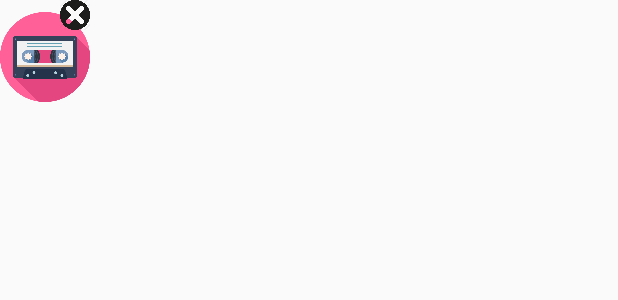
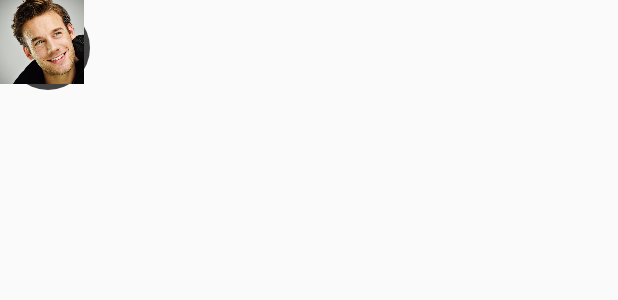
Before and after one commit to mdgspace/flasto, an Android app: the layout layout_floating.xml on its own in the app's theme, with its tools: preview values and no code run, on a phone screen of 412 x 824 dp. Shown: the top 300 px of the screen. Run offline under Robolectric (Android 15) with nearby library versions, the phone set to English and light mode, and no system bars.

Commit message:
Associate views with their container classes

```diff
--- a/app/src/main/res/layout/sheet_view_layout.xml
+++ b/app/src/main/res/layout/sheet_view_layout.xml
@@ -7,10 +7,14 @@
         android:layout_height="wrap_content"
         android:text="Hello! World"
         android:textStyle="bold"
-        android:textSize="20dp"/>
+        android:layout_centerHorizontal="true"
+        android:textSize="20sp"/>
     <Button
         android:layout_width="match_parent"
         android:layout_height="wrap_content"
+        android:paddingLeft="20dp"
+        android:paddingRight="20dp"
+        android:text="@string/service_description"
         android:background="@color/colorPrimary"
         android:layout_centerInParent="true"/>
 </RelativeLayout>
--- a/floaters/build.gradle
+++ b/floaters/build.gradle
@@ -27,5 +27,6 @@ dependencies {
         exclude group: 'com.android.support', module: 'support-annotations'
     })
     compile 'com.android.support:appcompat-v7:25.3.1'
+    compile 'com.android.support:cardview-v7:25.3.1'
     testCompile 'junit:junit:4.12'
 }
--- a/floaters/src/main/java/com/mdg/droiders/floaters/CustomCircularFloatingView.java
+++ b/floaters/src/main/java/com/mdg/droiders/floaters/CustomCircularFloatingView.java
@@ -3,45 +3,49 @@ package com.mdg.droiders.floaters;
 
 import android.content.Context;
 import android.content.res.TypedArray;
+import android.graphics.Bitmap;
 import android.graphics.Canvas;
 import android.graphics.Color;
 import android.graphics.Paint;
+import android.graphics.PorterDuff;
+import android.graphics.PorterDuffXfermode;
+import android.graphics.Rect;
+import android.graphics.drawable.BitmapDrawable;
+import android.graphics.drawable.Drawable;
 import android.support.annotation.Nullable;
 import android.util.AttributeSet;
 
 public class CustomCircularFloatingView extends android.support.v7.widget.AppCompatImageView {
 
-    public static final int SIZE_NORMAL = 0;
-    public static final int SIZE_SMALL = 1;
+    public static final int SIZE_NORMAL = 0, TYPE_IMAGE = 0;
+    public static final int SIZE_SMALL = 1, TYPE_IMAGE_BUTTON = 1;
 
     private int colorNormal;
     private int colorPressed;
     private int colorRipple;
+    private Paint bMapPaint;
+    private Rect rect;
     private int floatingViewSize;
     private float floatingViewRadius;
     private Paint paint;
+    private int type;
+    private PorterDuffXfermode porterDuffXfermode;
 
     public CustomCircularFloatingView(Context context) {
         super(context);
         setupPaint();
-        getResources().getDrawable(R.drawable.default_pic);
-        this.setScaleType(ScaleType.CENTER_CROP);
     }
 
     public CustomCircularFloatingView(Context context, @Nullable AttributeSet attrs) {
         super(context, attrs);
         setupAttributes(attrs);
         setupPaint();
-        getResources().getDrawable(R.drawable.default_pic);
-        this.setScaleType(ScaleType.CENTER_CROP);
     }
 
     public CustomCircularFloatingView(Context context, AttributeSet attrs, int defStyleAttr) {
         super(context, attrs, defStyleAttr);
         setupAttributes(attrs);
         setupPaint();
-        getResources().getDrawable(R.drawable.default_pic);
-        this.setScaleType(ScaleType.CENTER_CROP);
     }
 
     @Override
@@ -49,7 +53,20 @@ public class CustomCircularFloatingView extends android.support.v7.widget.AppCom
         super.onDraw(canvas);
         float xCenter = canvas.getWidth() / 2.0f;
         float yCenter = canvas.getHeight() / 2.0f;
-        canvas.drawCircle(xCenter, yCenter, floatingViewRadius, paint);
+        if (type == TYPE_IMAGE_BUTTON) {// INCOMPLETE CODE
+            canvas.drawCircle(xCenter, yCenter, floatingViewRadius, paint);
+        } else {
+            Drawable drawable = getDrawable();
+            if (drawable == null)
+                drawable = getResources().getDrawable(R.drawable.default_pic, null);
+            Bitmap b = ((BitmapDrawable) drawable).getBitmap();
+            Bitmap scaledBitmap = createCenterCroppedBMap(b, getCircleSize());
+            Bitmap bitmap = scaledBitmap.copy(Bitmap.Config.ARGB_8888, true);
+            canvas.drawARGB(0, 0, 0, 0);
+            canvas.drawCircle(xCenter, yCenter, floatingViewRadius, bMapPaint);
+            bMapPaint.setXfermode(porterDuffXfermode);
+            canvas.drawBitmap(bitmap, rect, rect, bMapPaint);
+        }
     }
 
     @Override
@@ -81,6 +98,7 @@ public class CustomCircularFloatingView extends android.support.v7.widget.AppCom
             colorPressed = a.getColor(R.styleable.CustomCircularFloatingView_colorPressed, Color.BLACK);
             colorRipple = a.getColor(R.styleable.CustomCircularFloatingView_colorRipple, Color.BLACK);
             floatingViewSize = a.getInt(R.styleable.CustomCircularFloatingView_floatingViewSize, SIZE_NORMAL);
+            type = a.getInt(R.styleable.CustomCircularFloatingView_floatingViewType, TYPE_IMAGE);
         } finally {
             // TypedArray objects are shared and must be recycled.
             a.recycle();
@@ -128,9 +146,18 @@ public class CustomCircularFloatingView extends android.support.v7.widget.AppCom
     }
 
     private void setupPaint() {
-        paint = new Paint();
-        paint.setStyle(Paint.Style.FILL);
-        paint.setColor(colorNormal);
+        if (type == TYPE_IMAGE_BUTTON) {
+            paint = new Paint();
+            paint.setStyle(Paint.Style.FILL);
+            paint.setColor(colorNormal);
+        } else {
+            int tmpColor = 0xff424242;
+            bMapPaint = new Paint();
+            bMapPaint.setAntiAlias(true);
+            bMapPaint.setColor(tmpColor);
+            rect = new Rect(0, 0, getCircleSize(), getCircleSize());
+            porterDuffXfermode = new PorterDuffXfermode(PorterDuff.Mode.SRC_IN);
+        }
     }
 
     private int getCircleSize() {
@@ -138,5 +165,29 @@ public class CustomCircularFloatingView extends android.support.v7.widget.AppCom
                 ? R.dimen.size_normal : R.dimen.size_small);
     }
 
+    private Bitmap createCenterCroppedBMap(Bitmap srcBmp, int scaleVal) {
+        Bitmap dstBmp;
+        if (srcBmp.getWidth() >= srcBmp.getHeight()) {
+
+            dstBmp = Bitmap.createBitmap(
+                    srcBmp,
+                    srcBmp.getWidth() / 2 - srcBmp.getHeight() / 2,
+                    0,
+                    srcBmp.getHeight(),
+                    srcBmp.getHeight()
+            );
+
+        } else {
+
+            dstBmp = Bitmap.createBitmap(
+                    srcBmp,
+                    0,
+                    srcBmp.getHeight() / 2 - srcBmp.getWidth() / 2,
+                    srcBmp.getWidth(),
+                    srcBmp.getWidth()
+            );
+        }
+        return Bitmap.createScaledBitmap(dstBmp, scaleVal, scaleVal, false);
+    }
 
 }
--- a/floaters/src/main/res/layout/layout_floating.xml
+++ b/floaters/src/main/res/layout/layout_floating.xml
@@ -1,10 +1,10 @@
 <?xml version="1.0" encoding="utf-8"?>
-<FrameLayout
-    xmlns:android="http://schemas.android.com/apk/res/android"
-    android:orientation="vertical"
+<FrameLayout xmlns:android="http://schemas.android.com/apk/res/android"
+    xmlns:app="http://schemas.android.com/apk/res-auto"
+    xmlns:tools="http://schemas.android.com/tools"
     android:layout_width="wrap_content"
     android:layout_height="wrap_content"
-    xmlns:tools="http://schemas.android.com/tools">
+    android:orientation="vertical">
 
     <!--Root container-->
     <RelativeLayout
@@ -14,14 +14,14 @@
         tools:ignore="UselessParent">
 
         <!--View while view is collapsed-->
-    <RelativeLayout
+        <!--<RelativeLayout
             android:id="@+id/collapse_view"
             android:layout_width="wrap_content"
             android:visibility="visible"
             android:layout_height="wrap_content"
             android:orientation="vertical">
 
-        <!--Icon of floating widget -->
+            &lt;!&ndash;Icon of floating widget &ndash;&gt;
             <ImageView
                 android:id="@+id/collapsed_iv"
                 android:layout_width="60dp"
@@ -30,7 +30,7 @@
                 android:src="@drawable/ic_android_circle"
                 tools:ignore="ContentDescription"/>
 
-        <!--Close button-->
+            &lt;!&ndash;Close button&ndash;&gt;
             <ImageView
                 android:id="@+id/close_btn"
                 android:layout_width="20dp"
@@ -38,7 +38,13 @@
                 android:layout_marginLeft="40dp"
                 android:src="@drawable/ic_close"
                 tools:ignore="ContentDescription"/>
-    </RelativeLayout>
+        </RelativeLayout>-->
+        <com.mdg.droiders.floaters.CustomCircularFloatingView
+            android:id="@+id/collapse_view"
+            android:layout_width="wrap_content"
+            android:layout_height="wrap_content"
+            android:padding="4dp"
+            app:floatingViewSize="normal" />
 
         <!--View while view is expanded-->
         <LinearLayout
@@ -46,16 +52,16 @@
             android:layout_width="wrap_content"
             android:layout_height="wrap_content"
             android:background="#F8BBD0"
-        android:visibility="gone"
             android:orientation="horizontal"
-        android:padding="8dp">
+            android:padding="8dp"
+            android:visibility="gone">
 
             <!--Album image for the song currently playing.-->
             <ImageView
                 android:layout_width="80dp"
                 android:layout_height="80dp"
                 android:src="@drawable/music_player"
-            tools:ignore="ContentDescription"/>
+                tools:ignore="ContentDescription" />
 
             <!--Previous button-->
             <ImageView
@@ -65,7 +71,7 @@
                 android:layout_gravity="center_vertical"
                 android:layout_marginLeft="20dp"
                 android:src="@mipmap/ic_previous"
-            tools:ignore="ContentDescription"/>
+                tools:ignore="ContentDescription" />
 
             <!--Play button-->
             <ImageView
@@ -75,7 +81,7 @@
                 android:layout_gravity="center_vertical"
                 android:layout_marginLeft="10dp"
                 android:src="@mipmap/ic_play"
-            tools:ignore="ContentDescription"/>
+                tools:ignore="ContentDescription" />
 
             <!--Next button-->
             <ImageView
@@ -85,7 +91,7 @@
                 android:layout_gravity="center_vertical"
                 android:layout_marginLeft="10dp"
                 android:src="@mipmap/ic_play_next"
-            tools:ignore="ContentDescription"/>
+                tools:ignore="ContentDescription" />
 
             <RelativeLayout
                 android:layout_width="wrap_content"
@@ -96,14 +102,14 @@
                     android:id="@+id/close_button"
                     android:layout_width="20dp"
                     android:layout_height="20dp"
-                android:src="@drawable/ic_close"/>
+                    android:src="@drawable/ic_close" />
 
                 <ImageView
                     android:id="@+id/open_button"
                     android:layout_width="20dp"
                     android:layout_height="20dp"
                     android:layout_alignParentBottom="true"
-                android:src="@drawable/ic_open"/>
+                    android:src="@drawable/ic_open" />
             </RelativeLayout>
         </LinearLayout>
     </RelativeLayout>
--- a/floaters/src/main/res/values/attrs.xml
+++ b/floaters/src/main/res/values/attrs.xml
@@ -8,6 +8,10 @@
             <enum name="normal" value="0" />
             <enum name="small" value="1" />
         </attr>
+        <attr name="floatingViewType" format="enum">
+            <enum name="image" value="0" />
+            <enum name="imageButton" value="1" />
+        </attr>
     </declare-styleable>
 
 </resources>
```
Also changed, not shown: floaters/src/main/java/com/mdg/droiders/floaters/FloatingViewContainer.java (+25 -7 lines), floaters/src/main/java/com/mdg/droiders/floaters/FloatingViewService.java (+61 -135 lines), floaters/src/main/java/com/mdg/droiders/floaters/SheetLayoutContainer.java (+12 -8 lines), floaters/src/main/java/com/mdg/droiders/floaters/WindowContainer.java (+41 -36 lines), floaters/src/main/res/layout/layout_floating_sheet.xml (+6 -3 lines). Lines whose indentation alone changed are shown as unchanged.
